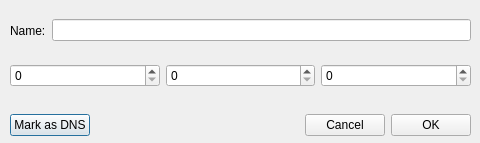
First picture: the form in RunnerDialog.ui, repository dalerodgers/AllComers, before the edit.
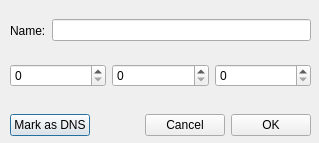
Second picture: the form after the edit.

What changed in the file:
```diff
--- a/RunnerDialog.ui
+++ b/RunnerDialog.ui
@@ -6,10 +6,16 @@
    <rect>
     <x>0</x>
     <y>0</y>
-    <width>480</width>
+    <width>319</width>
     <height>143</height>
    </rect>
   </property>
+  <property name="sizePolicy">
+   <sizepolicy hsizetype="Fixed" vsizetype="Fixed">
+    <horstretch>0</horstretch>
+    <verstretch>0</verstretch>
+   </sizepolicy>
+  </property>
   <property name="windowTitle">
    <string>Runner</string>
   </property>
@@ -18,7 +24,7 @@
     <rect>
      <x>10</x>
      <y>10</y>
-     <width>461</width>
+     <width>301</width>
      <height>41</height>
     </rect>
    </property>
@@ -40,7 +46,7 @@
     <rect>
      <x>10</x>
      <y>60</y>
-     <width>461</width>
+     <width>301</width>
      <height>31</height>
     </rect>
    </property>
@@ -61,7 +67,7 @@
     <rect>
      <x>10</x>
      <y>110</y>
-     <width>461</width>
+     <width>301</width>
      <height>31</height>
     </rect>
    </property>
```
